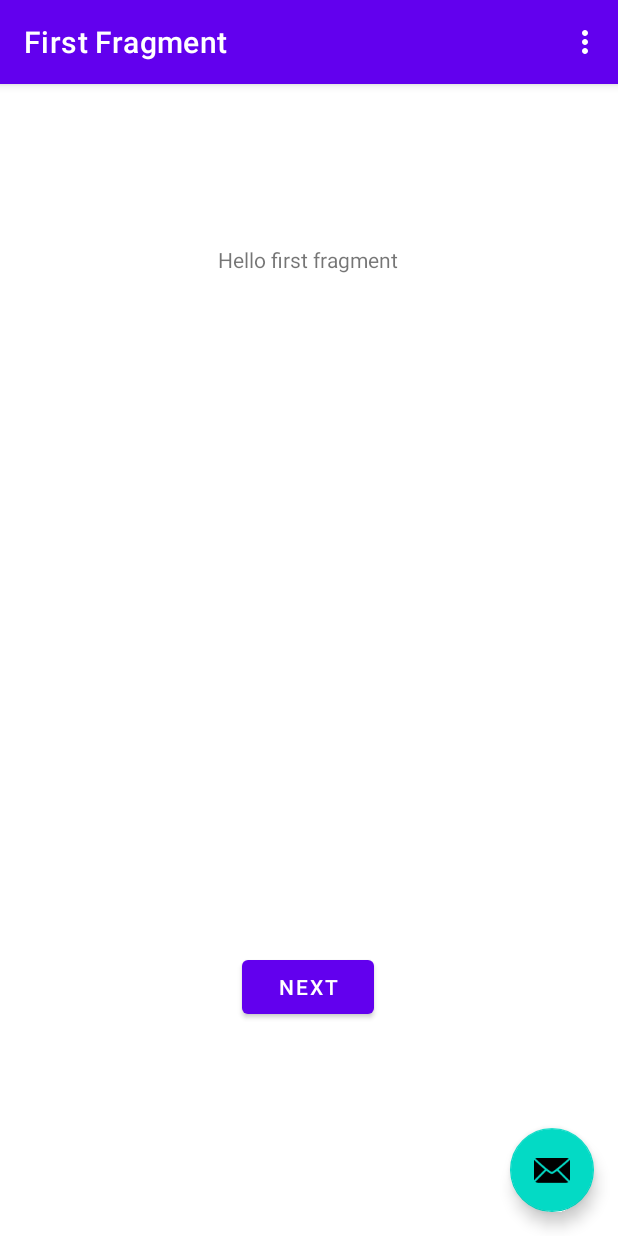
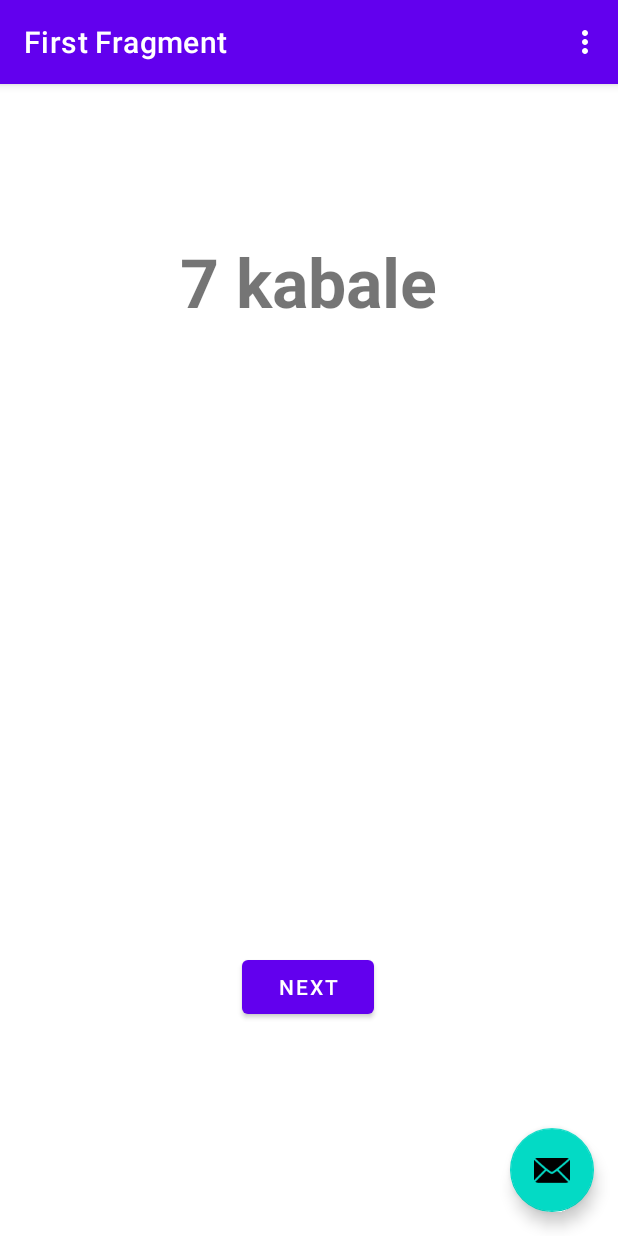
Before and after one commit to Swipez1337/CDIO8-Solitaire-App, an Android app: the screen it shows after launch (MainActivity), on a phone screen of 412 x 824 dp. Run offline under Robolectric (Android 15) with nearby library versions, the light colour scheme and no system bars; our stand-ins replace navigation-ui.

Commit message:
some design fragment 1

```diff
--- a/app/src/main/res/layout/fragment_first.xml
+++ b/app/src/main/res/layout/fragment_first.xml
@@ -10,7 +10,10 @@
         android:id="@+id/textview_first"
         android:layout_width="wrap_content"
         android:layout_height="wrap_content"
-        android:text="@string/hello_first_fragment"
+        android:text="@string/title_da"
+        android:textAllCaps="false"
+        android:textSize="45sp"
+        android:textStyle="bold"
         app:layout_constraintBottom_toBottomOf="parent"
         app:layout_constraintEnd_toEndOf="parent"
         app:layout_constraintHorizontal_bias="0.498"
--- a/app/src/main/res/values/strings.xml
+++ b/app/src/main/res/values/strings.xml
@@ -1,11 +1,12 @@
 <resources>
-    <string name="app_name">CDIO8-Solitaire-App</string>
+    <string name="app_name">CDIO8-Solitaire-Solver</string>
     <string name="action_settings">Settings</string>
     <!-- Strings used for fragments for navigation -->
     <string name="first_fragment_label">First Fragment</string>
     <string name="second_fragment_label">Second Fragment</string>
     <string name="next">Next</string>
     <string name="previous">Previous</string>
+    <string name="title_da">7 kabale</string>
 
     <string name="hello_first_fragment">Hello first fragment</string>
     <string name="hello_second_fragment">Hello second fragment. Arg: %1$s</string>
```
